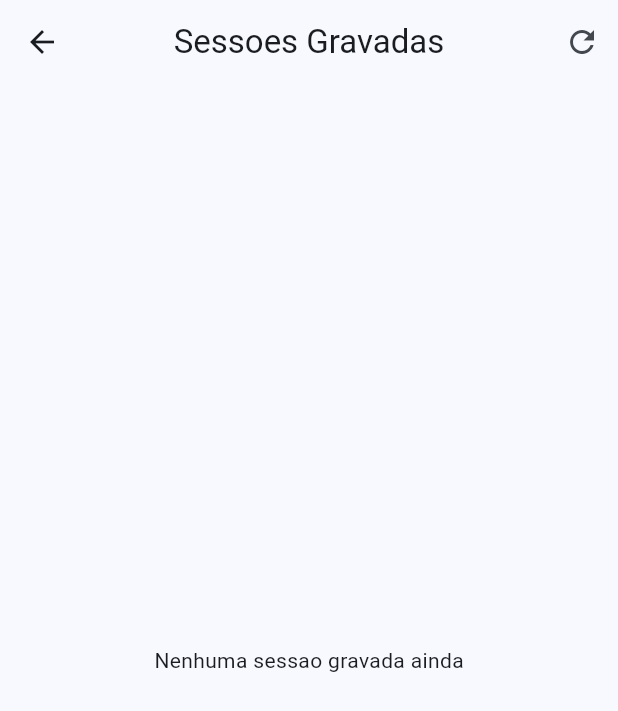
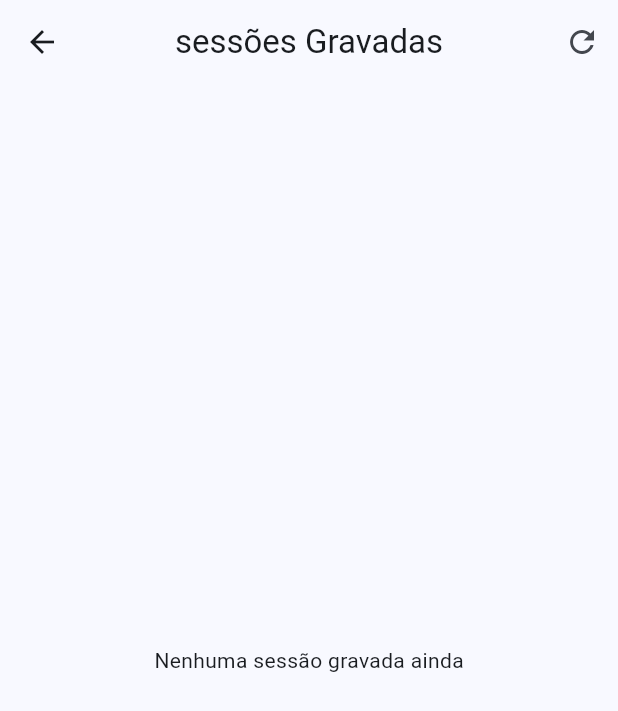
Before and after one commit to Stahlhofer/cade-meu-bus, a Flutter app: the screen it shows after launch, after a tap on "Visualizar Sessões", on a phone screen of 412 x 824 dp. Shown: the top 711 px of the screen. Run offline on Flutter 3.47's test engine with Material 3 defaults, Android fonts, the phone set to English and light mode, and no system bars; our stand-ins replace geolocator, permission_handler, wakelock_plus.

Commit message:
correção na listagem de sessões. adicção de registro de tempo por timestamp numerico e formato de data padrao

```diff
--- a/gps_logger/lib/screens/home_screen.dart
+++ b/gps_logger/lib/screens/home_screen.dart
@@ -26,7 +26,17 @@ class _HomeScreenState extends State<HomeScreen> {
   @override
   void initState() {
     super.initState();
-    _locationService = GPSLocationService(storage: widget.storage);
+    _locationService = GPSLocationService(
+      storage: widget.storage,
+      onPointRecorded: (session, point) {
+        if (!mounted) return;
+
+        setState(() {
+          _currentSession = session;
+          _pointsCount = session.points.length;
+        });
+      },
+    );
     _initializeApp();
   }
 
@@ -92,6 +102,18 @@ class _HomeScreenState extends State<HomeScreen> {
       );
     }
   }
+
+  String get _longitude =>
+      _currentSession?.points.lastOrNull?.longitude.toStringAsFixed(
+        2,
+      ) ??
+      'N/A';
+
+  String get _latitude =>
+      _currentSession?.points.lastOrNull?.latitude.toStringAsFixed(
+        2,
+      ) ??
+      'N/A';
 
   @override
   void dispose() {
@@ -335,7 +357,9 @@ class _HomeScreenState extends State<HomeScreen> {
               const SizedBox(height: 15),
 
               // listagem das ultimas posições
-              Container(
+              !_isRecording
+                  ? Container()
+                  : Container(
                       padding: const EdgeInsets.all(12),
                       decoration: BoxDecoration(
                         color: Colors.grey[100],
@@ -347,12 +371,26 @@ class _HomeScreenState extends State<HomeScreen> {
                         children: [
                           Text(
                             'Ultimas posições registradas',
-                      style: Theme.of(context).textTheme.labelSmall,
+                            style: Theme.of(
+                              context,
+                            ).textTheme.labelSmall,
                           ),
                           const SizedBox(height: 8),
                           Text(
-                      _filePath,
-                      style: Theme.of(context).textTheme.bodySmall,
+                            // '',
+                            'Longitude $_longitude',
+                            style: Theme.of(
+                              context,
+                            ).textTheme.bodySmall,
+                            overflow: TextOverflow.ellipsis,
+                            maxLines: 2,
+                          ),
+                          Text(
+                            // '',
+                            'Latitude $_latitude',
+                            style: Theme.of(
+                              context,
+                            ).textTheme.bodySmall,
                             overflow: TextOverflow.ellipsis,
                             maxLines: 2,
                           ),
--- a/gps_logger/lib/screens/sessions_list_screen.dart
+++ b/gps_logger/lib/screens/sessions_list_screen.dart
@@ -32,9 +32,9 @@ class _SessionsListScreenState extends State<SessionsListScreen> {
     final confirmed = await showDialog<bool>(
       context: context,
       builder: (context) => AlertDialog(
-        title: const Text('Excluir sessao?'),
+        title: const Text('Excluir sessão?'),
         content: const Text(
-          'Essa acao remove o arquivo de log desta sessao.',
+          'Essa ação remove o arquivo de log desta sessão.',
         ),
         actions: [
           TextButton(
@@ -61,14 +61,14 @@ class _SessionsListScreenState extends State<SessionsListScreen> {
     setState(_loadSessions);
     ScaffoldMessenger.of(
       context,
-    ).showSnackBar(const SnackBar(content: Text('Sessao excluida')));
+    ).showSnackBar(const SnackBar(content: Text('sessão excluída')));
   }
 
   @override
   Widget build(BuildContext context) {
     return Scaffold(
       appBar: AppBar(
-        title: const Text('Sessoes Gravadas'),
+        title: const Text('sessões Gravadas'),
         centerTitle: true,
         actions: [
           IconButton(
@@ -87,7 +87,7 @@ class _SessionsListScreenState extends State<SessionsListScreen> {
           if (snapshot.hasError) {
             return Center(
               child: Text(
-                'Erro ao carregar sessoes: ${snapshot.error}',
+                'Erro ao carregar sessões: ${snapshot.error}',
               ),
             );
           }
@@ -96,7 +96,7 @@ class _SessionsListScreenState extends State<SessionsListScreen> {
 
           if (sessions.isEmpty) {
             return const Center(
-              child: Text('Nenhuma sessao gravada ainda'),
+              child: Text('Nenhuma sessão gravada ainda'),
             );
           }
 
@@ -109,6 +109,7 @@ class _SessionsListScreenState extends State<SessionsListScreen> {
               String startTime = DateFormat(
                 'HH:MM:ss dd-MM-yyyy',
               ).format(session.startTime);
+
               final pointsCount = session.points.length;
               final isActive = session.endTime == null;
 
@@ -138,7 +139,7 @@ class _SessionsListScreenState extends State<SessionsListScreen> {
                     ),
                   ),
                   title: Text(
-                    'Sessao ${index + 1}',
+                    'sessão ${session.sessionId.substring(session.sessionId.length - 4)}',
                     style: const TextStyle(
                       fontWeight: FontWeight.bold,
                     ),
@@ -150,7 +151,7 @@ class _SessionsListScreenState extends State<SessionsListScreen> {
                       Text('Pontos: $pointsCount'),
                       if (isActive)
                         const Text(
-                          'Em gravacao...',
+                          'Em gravação...',
                           style: TextStyle(
                             color: Colors.red,
                             fontWeight: FontWeight.bold,
@@ -162,7 +163,7 @@ class _SessionsListScreenState extends State<SessionsListScreen> {
                     mainAxisSize: MainAxisSize.min,
                     children: [
                       IconButton(
-                        tooltip: 'Excluir sessao',
+                        tooltip: 'Excluir sessão',
                         onPressed: isActive
                             ? null
                             : () => _deleteSession(session),
@@ -178,8 +179,12 @@ class _SessionsListScreenState extends State<SessionsListScreen> {
                   onTap: () {
                     Navigator.of(context).push(
                       MaterialPageRoute(
-                        builder: (context) =>
-                            SessionDetailScreen(session: session),
+                        builder: (context) => SessionDetailScreen(
+                          session: session,
+                          storage: widget.storage,
+                          onSessionDeleted: () =>
+                              setState(_loadSessions),
+                        ),
                       ),
                     );
                   },
--- a/gps_logger/lib/services/gps_location_service.dart
+++ b/gps_logger/lib/services/gps_location_service.dart
@@ -8,12 +8,14 @@ import 'gps_storage.dart';
 class GPSLocationService {
   static const int updateIntervalSeconds = 60; // 1 minuto
   final GPSJsonStorage storage;
+  final void Function(GPSSession session, GPSPoint point)?
+  onPointRecorded;
 
   StreamSubscription<Position>? _positionStreamSubscription;
   GPSSession? _currentSession;
   bool _isRecording = false;
 
-  GPSLocationService({required this.storage});
+  GPSLocationService({required this.storage, this.onPointRecorded});
 
   bool get isRecording => _isRecording;
 
@@ -93,10 +95,12 @@ class GPSLocationService {
 
             // Atualiza a sessão no armazenamento
             await storage.updateSession(_currentSession!);
+            onPointRecorded?.call(_currentSession!, gpsPoint);
 
             print(
               'GPS registrado: ${gpsPoint.latitude}, ${gpsPoint.longitude}, ${gpsPoint.speed}m/s',
             );
+
             print('${_currentSession!.points.length}');
           },
           onError: (error) {
--- a/gps_logger/lib/services/gps_storage.dart
+++ b/gps_logger/lib/services/gps_storage.dart
@@ -1,5 +1,7 @@
 import 'dart:convert';
 import 'dart:io';
+
+import 'package:flutter/foundation.dart';
 
 import '../models/gps_data.dart';
 import 'package:path_provider/path_provider.dart';
@@ -35,18 +37,17 @@ class GPSJsonStorage {
   Future<List<GPSSession>> getSessions() async {
     try {
       final directory = await logsDirectory;
-      final files =
-          directory
-              .listSync()
-              .whereType<File>()
-              .where((file) => file.path.endsWith('.json'))
-              .toList()
-            ..sort((a, b) => a.path.compareTo(b.path));
+      final files = directory
+          .listSync()
+          .whereType<File>()
+          .where((file) => file.path.endsWith('.json'))
+          .toList();
 
       final sessions = <GPSSession>[];
-      print(sessions.length);
+      debugPrint('files.length: ${files.length}');
       for (final file in files) {
         final content = await file.readAsString();
+
         if (content.trim().isEmpty) continue;
 
         final json = jsonDecode(content) as Map<String, dynamic>;
@@ -67,6 +68,7 @@ class GPSJsonStorage {
       sessions.sort((a, b) => a.startTime.compareTo(b.startTime));
       return sessions;
     } catch (e) {
+      debugPrint('ERROR: $e');
       return [];
     }
   }
@@ -76,7 +78,7 @@ class GPSJsonStorage {
       final file = await _sessionFile(session.sessionId);
       await file.writeAsString(jsonEncode(session.toJson()));
     } catch (e) {
-      print('Erro ao adicionar sessao: $e');
+      debugPrint('Erro ao adicionar sessão: $e');
     }
   }
 
@@ -85,7 +87,7 @@ class GPSJsonStorage {
       final file = await _sessionFile(session.sessionId);
       await file.writeAsString(jsonEncode(session.toJson()));
     } catch (e) {
-      print('Erro ao atualizar sessao: $e');
+      debugPrint('Erro ao atualizar sessão: $e');
     }
   }
 
@@ -96,7 +98,7 @@ class GPSJsonStorage {
         await file.delete();
       }
     } catch (e) {
-      print('Erro ao excluir sessao: $e');
+      debugPrint('Erro ao excluir sessão: $e');
     }
   }
 
@@ -135,7 +137,7 @@ class GPSJsonStorage {
         await file.delete();
       }
     } catch (e) {
-      print('Erro ao limpar arquivos: $e');
+      debugPrint('Erro ao limpar arquivos: $e');
     }
   }
 }
```
Also changed, not shown: gps_logger/lib/models/gps_data.dart (+21 -14 lines), gps_logger/lib/screens/session_detail_screen.dart (+59 -5 lines). Lines whose indentation alone changed are shown as unchanged.
